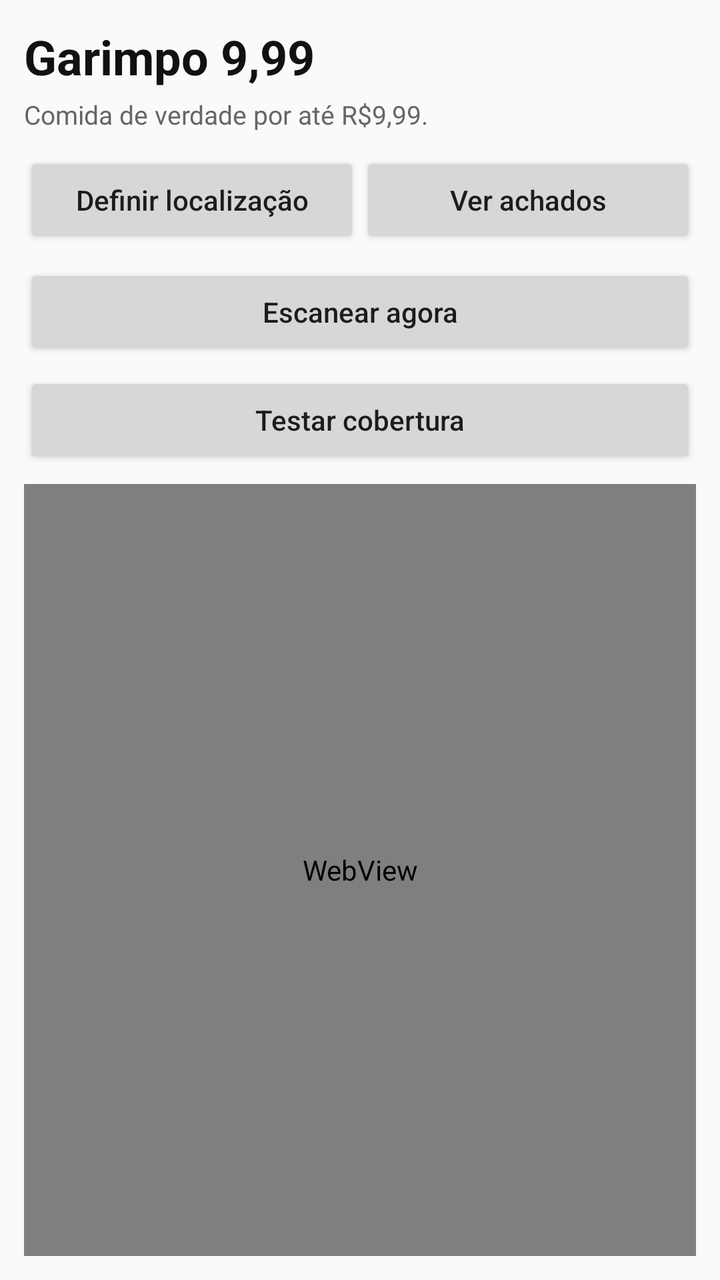
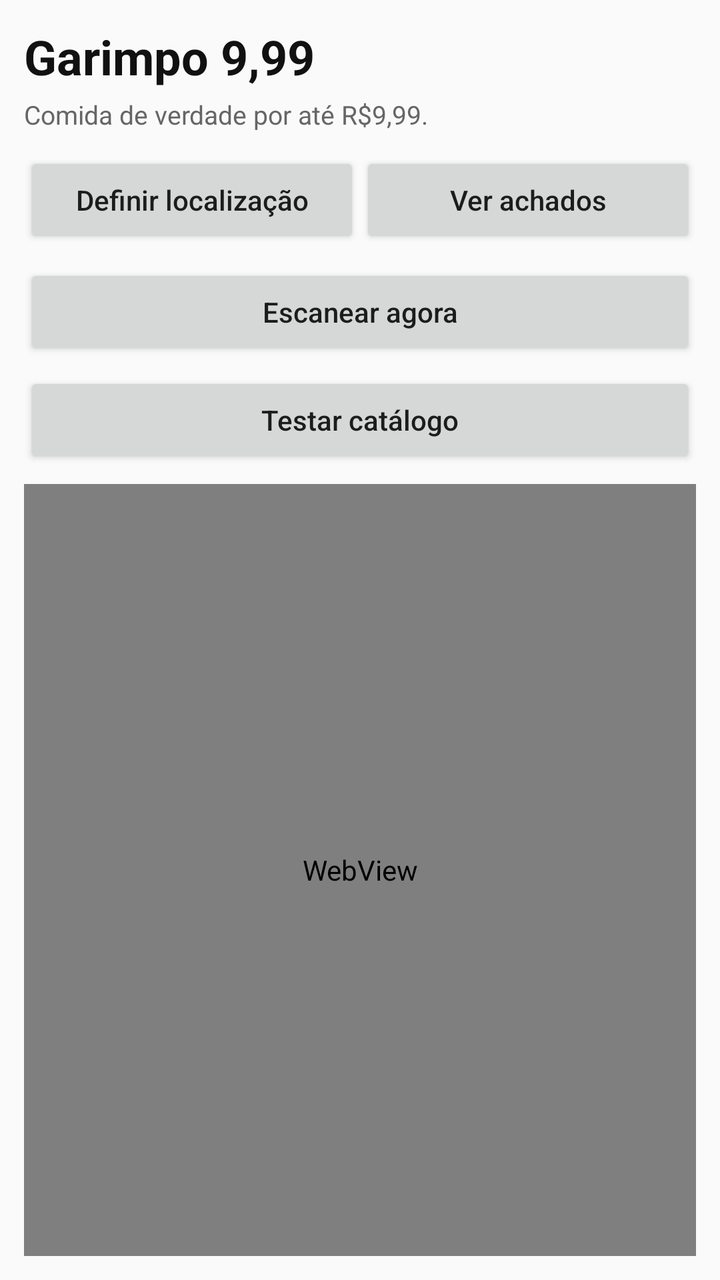

Two renders of the same Android screen: before a commit and after it. Below are the layout's source before the change and the commit's diff.
<!-- AndroidManifest.xml: application theme android:Theme.Material.Light.NoActionBar -->
<!-- res/layout/activity_main.xml -->
<?xml version="1.0" encoding="utf-8"?>
<FrameLayout xmlns:android="http://schemas.android.com/apk/res/android"
    android:layout_width="match_parent"
    android:layout_height="match_parent">

    <LinearLayout
        android:layout_width="match_parent"
        android:layout_height="match_parent"
        android:orientation="vertical"
        android:padding="12dp">

        <TextView
            android:id="@+id/title"
            android:layout_width="match_parent"
            android:layout_height="wrap_content"
            android:text="Garimpo 9,99"
            android:textStyle="bold"
            android:textSize="24sp"
            android:textColor="#111111" />

        <TextView
            android:id="@+id/status"
            android:layout_width="match_parent"
            android:layout_height="wrap_content"
            android:text="Comida de verdade por até R$9,99."
            android:textSize="13sp"
            android:textColor="#666666"
            android:paddingTop="4dp"
            android:paddingBottom="10dp" />

        <LinearLayout
            android:layout_width="match_parent"
            android:layout_height="wrap_content"
            android:orientation="horizontal"
            android:paddingBottom="8dp">

            <Button
                android:id="@+id/locationButton"
                android:layout_width="0dp"
                android:layout_height="wrap_content"
                android:layout_weight="1"
                android:text="Definir localização"
                android:textAllCaps="false" />

            <Button
                android:id="@+id/garimpoButton"
                android:layout_width="0dp"
                android:layout_height="wrap_content"
                android:layout_weight="1"
                android:text="Ver achados"
                android:textAllCaps="false" />
        </LinearLayout>

        <Button
            android:id="@+id/autoScanButton"
            android:layout_width="match_parent"
            android:layout_height="wrap_content"
            android:text="Escanear agora"
            android:textAllCaps="false"
            android:layout_marginBottom="6dp" />

        <Button
            android:id="@+id/coverageButton"
            android:layout_width="match_parent"
            android:layout_height="wrap_content"
            android:text="Testar cobertura"
            android:textAllCaps="false"
            android:layout_marginBottom="8dp" />

        <WebView
            android:id="@+id/webView"
            android:layout_width="match_parent"
            android:layout_height="0dp"
            android:layout_weight="1" />

    </LinearLayout>

    <LinearLayout
        android:id="@+id/scanOverlay"
        android:layout_width="match_parent"
        android:layout_height="match_parent"
        android:orientation="vertical"
        android:gravity="center"
        android:background="#F2F2F2"
        android:padding="36dp"
        android:visibility="gone"
        android:clickable="true"
        android:focusable="true">

        <ProgressBar
            android:layout_width="56dp"
            android:layout_height="56dp"
            android:indeterminate="true" />

        <TextView
            android:layout_width="wrap_content"
            android:layout_height="wrap_content"
            android:text="Garimpo 9,99"
            android:textStyle="bold"
            android:textSize="22sp"
            android:textColor="#111111"
            android:layout_marginTop="22dp" />

        <TextView
            android:id="@+id/scanOverlayText"
            android:layout_width="match_parent"
            android:layout_height="wrap_content"
            android:text="Procurando ofertas por até R$9,99..."
            android:textSize="15sp"
            android:textColor="#555555"
            android:gravity="center"
            android:layout_marginTop="8dp"
            android:lineSpacingExtra="3dp" />

        <Button
            android:id="@+id/cancelScanButton"
            android:layout_width="wrap_content"
            android:layout_height="wrap_content"
            android:text="Cancelar"
            android:textAllCaps="false"
            android:layout_marginTop="24dp" />

    </LinearLayout>

</FrameLayout>
<!-- resources referenced by this layout -->
<resources>

</resources>

<!-- the commit's change to res/layout/activity_main.xml (unified diff, before → after) -->
@@ -63,7 +63,7 @@
             android:id="@+id/coverageButton"
             android:layout_width="match_parent"
             android:layout_height="wrap_content"
-            android:text="Testar cobertura"
+            android:text="Testar catálogo"
             android:textAllCaps="false"
             android:layout_marginBottom="8dp" />
 
